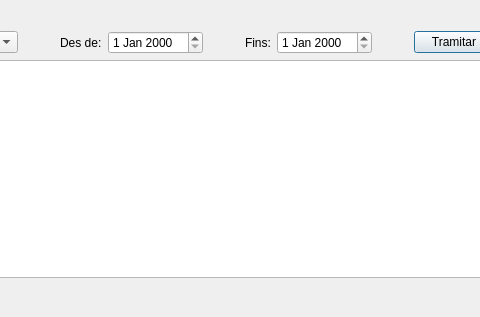
Above: ui/tm/incident_manager.ui from Giswater/giswater_qgis_plugin before the change; both pictures show x 377 to 857 and y 0 to 317 of the 1005 by 317 pixel window. Below: the same form after it.
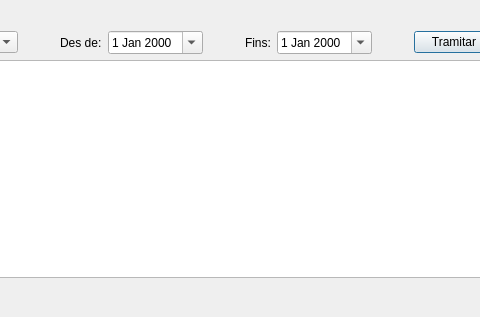
That is the form after the change.

Commit message: WIP Enhancement: Incident Manager tm

Diff of the .ui file:
```diff
--- a/ui/tm/incident_manager.ui
+++ b/ui/tm/incident_manager.ui
@@ -76,6 +76,9 @@
          <verstretch>0</verstretch>
         </sizepolicy>
        </property>
+       <property name="calendarPopup">
+        <bool>true</bool>
+       </property>
       </widget>
      </item>
      <item row="0" column="7">
@@ -107,6 +110,9 @@
          <verstretch>0</verstretch>
         </sizepolicy>
        </property>
+       <property name="calendarPopup">
+        <bool>true</bool>
+       </property>
       </widget>
      </item>
      <item row="0" column="10">
```
The commit also changes 2 other files.
